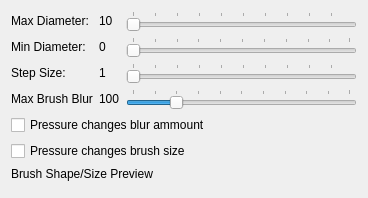
Before: the Qt Designer form designer/BlurOptionsWidgetUi.ui in skitzycat/beedraw, drawn with Qt 5.
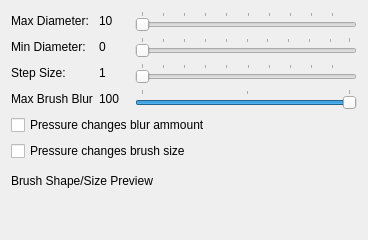
After: the same form once the commit is applied.

Commit message: fixed blur tool

The edit to the form file:
```diff
--- a/designer/BlurOptionsWidgetUi.ui
+++ b/designer/BlurOptionsWidgetUi.ui
@@ -7,7 +7,7 @@
     <x>0</x>
     <y>0</y>
     <width>368</width>
-    <height>184</height>
+    <height>240</height>
    </rect>
   </property>
   <property name="windowTitle">
@@ -100,7 +100,7 @@
         <number>1</number>
        </property>
        <property name="maximum">
-        <number>500</number>
+        <number>100</number>
        </property>
        <property name="singleStep">
         <number>2</number>
@@ -139,6 +139,22 @@
        </property>
       </widget>
      </item>
+     <item row="4" column="1">
+      <spacer name="horizontalSpacer">
+       <property name="orientation">
+        <enum>Qt::Horizontal</enum>
+       </property>
+       <property name="sizeType">
+        <enum>QSizePolicy::Fixed</enum>
+       </property>
+       <property name="sizeHint" stdset="0">
+        <size>
+         <width>30</width>
+         <height>0</height>
+        </size>
+       </property>
+      </spacer>
+     </item>
     </layout>
    </item>
    <item>
```
Left out of the diff: 8 changed lines with no effect on the pictures. The commit also changes 1 other file.
